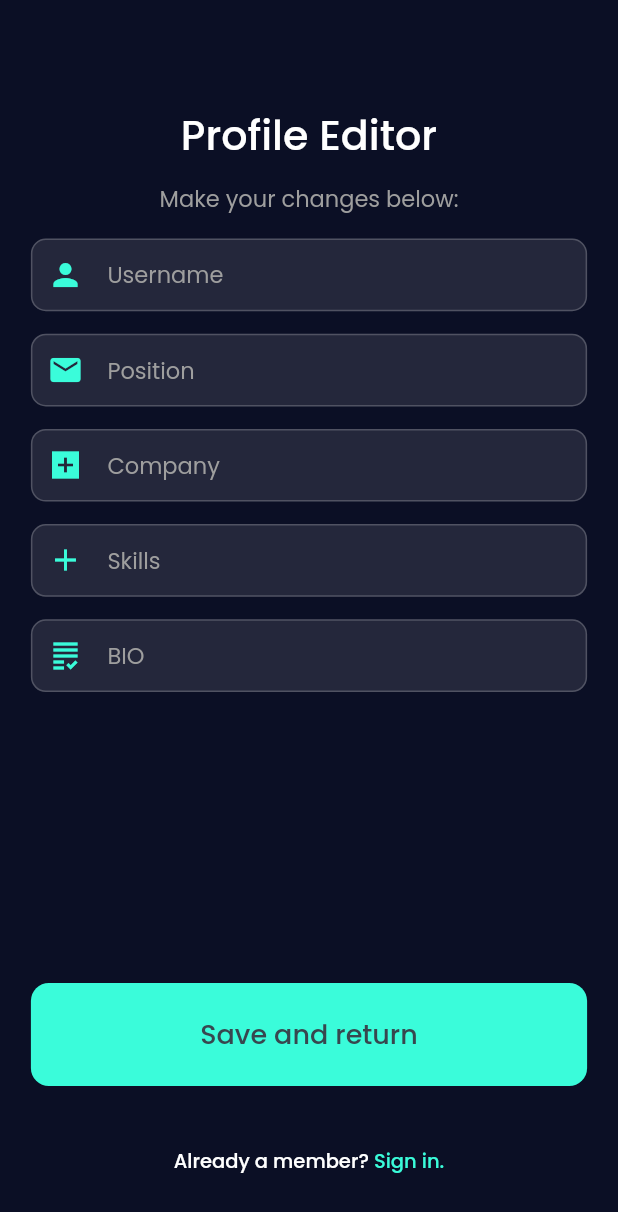
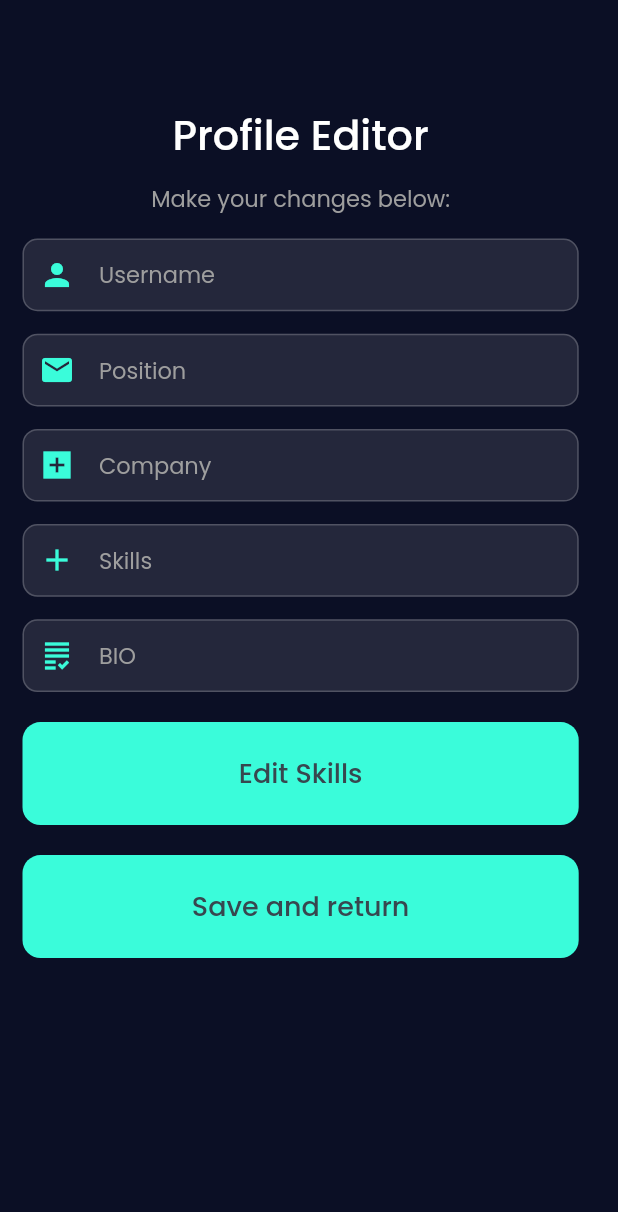
Before and after one commit to hamza-al/findr, a Flutter app: the EditProfilePage screen opened directly, on a phone screen of 412 x 824 dp. Shown: the top 1212 px of the screen. Run offline on Flutter 3.47's test engine with Material 2 defaults, Android fonts, the phone set to English and light mode, and no system bars; our stand-ins replace firebase_auth, firebase_core, google_fonts; missing offline and left inert: flutter_swipable; accounts and stored records are empty.

Commit message:
re routing

```diff
--- a/lib/pages/editprofile.dart
+++ b/lib/pages/editprofile.dart
@@ -1,6 +1,7 @@
 // ignore_for_file: prefer_const_constructors, sized_box_for_whitespace
 
 import 'package:findr/pages/nav.dart';
+import 'package:findr/pages/selectJob.dart';
 import 'package:findr/styles.dart';
 import 'package:findr/widgets/customButton.dart';
 import 'package:findr/widgets/textbox.dart';
@@ -23,7 +24,7 @@ class _EditProfilePageState extends State<EditProfilePage> {
       resizeToAvoidBottomInset: false,
       backgroundColor: bg,
       body: Container(
-        margin: EdgeInsets.only(top: 70),
+        margin: EdgeInsets.only(top: 70, left: 15),
         child: Column(
           crossAxisAlignment: CrossAxisAlignment.center,
           children: [
@@ -71,7 +72,19 @@ class _EditProfilePageState extends State<EditProfilePage> {
               isPassword: false,
               controller: TextEditingController(),
             ),
-            Expanded(child: Container()),
+            GestureDetector(
+              onTap: () {
+                Navigator.push(context,
+                    MaterialPageRoute(builder: (context) => SelectJob()));
+              },
+              child: Container(
+                margin: EdgeInsets.symmetric(vertical: 20),
+                child: CustomButton(
+                  color: accentOne,
+                  text: 'Edit Skills',
+                ),
+              ),
+            ),
             GestureDetector(
               onTap: () {
                 Navigator.push(
@@ -82,36 +95,6 @@ class _EditProfilePageState extends State<EditProfilePage> {
                 text: 'Save and return',
               ),
             ),
-            Container(
-              height: 100,
-              child: Row(
-                mainAxisAlignment: MainAxisAlignment.center,
-                children: [
-                  Text(
-                    'Already a member? ',
-                    style: GoogleFonts.poppins(
-                        color: Colors.white,
-                        fontWeight: FontWeight.w500,
-                        fontSize: 13),
-                  ),
-                  GestureDetector(
-                    onTap: () {
-                      Navigator.push(
-                          context,
-                          MaterialPageRoute(
-                              builder: (context) => const LoginPage()));
-                    },
-                    child: Text(
-                      'Sign in.',
-                      style: GoogleFonts.poppins(
-                          color: accentOne,
-                          fontWeight: FontWeight.w500,
-                          fontSize: 13),
-                    ),
-                  ),
-                ],
-              ),
-            )
           ],
         ),
       ),
--- a/lib/pages/selectJob.dart
+++ b/lib/pages/selectJob.dart
@@ -1,5 +1,6 @@
 // ignore_for_file: prefer_const_constructors
 
+import 'package:findr/pages/nav.dart';
 import 'package:findr/styles.dart';
 import 'package:findr/widgets/customButton.dart';
 import 'package:findr/widgets/customTile.dart';
@@ -34,7 +35,10 @@ class _SelectJobState extends State<SelectJob> {
     return Scaffold(
       floatingActionButton: FloatingActionButton(
         backgroundColor: accentOne,
-        onPressed: () {},
+        onPressed: () {
+          Navigator.push(
+              context, MaterialPageRoute(builder: (context) => Nav()));
+        },
         mini: true,
         child: Icon(
           Icons.arrow_forward,
--- a/lib/pages/signup.dart
+++ b/lib/pages/signup.dart
@@ -106,7 +106,8 @@ class _SignupPageState extends State<SignupPage> {
                         if (newUser != null) {
                           Navigator.pushAndRemoveUntil(
                               context,
-                              MaterialPageRoute(builder: (context) => Nav()),
+                              MaterialPageRoute(
+                                  builder: (context) => SelectJob()),
                               (route) => false);
                         }
                       } catch (e) {
@@ -218,7 +219,8 @@ class _SignupPageState extends State<SignupPage> {
                         if (newUser != null) {
                           Navigator.pushAndRemoveUntil(
                               context,
-                              MaterialPageRoute(builder: (context) => Nav()),
+                              MaterialPageRoute(
+                                  builder: (context) => SelectJob()),
                               (route) => false);
                         }
                       } catch (e) {
```
